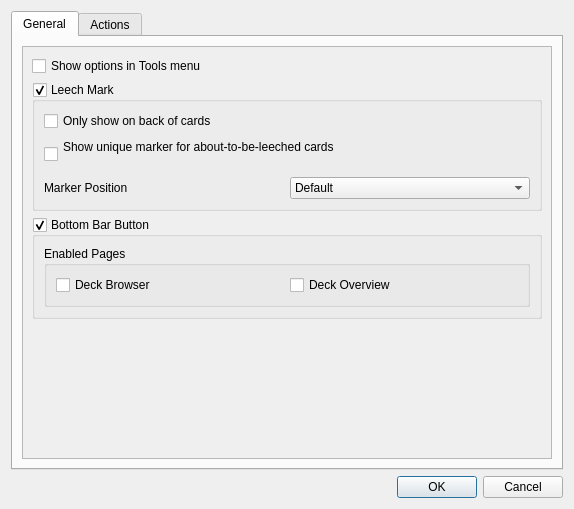
Qt form res/ui/options_dialog.ui (iamjustkoi/LeechToolkit) before a commit.
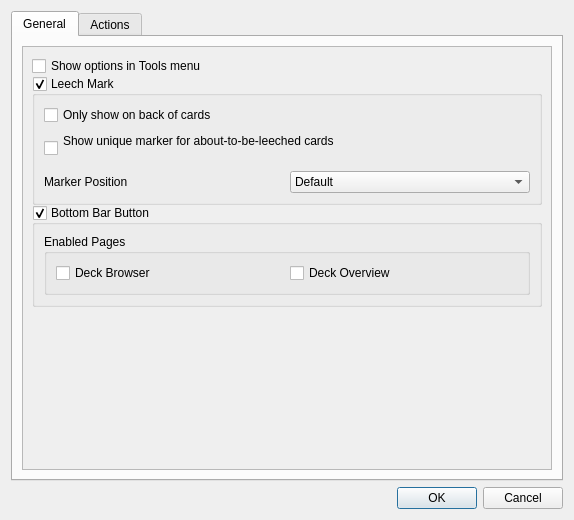
The same form after that commit.

Commit message: Moved default button outside of grouped options

```diff
--- a/res/ui/options_dialog.ui
+++ b/res/ui/options_dialog.ui
@@ -10,7 +10,7 @@
        <x>0</x>
        <y>0</y>
        <width>574</width>
-       <height>509</height>
+       <height>520</height>
    </rect>
   </property>
   <property name="windowTitle">
@@ -27,6 +27,9 @@
                    <string>General</string>
                </attribute>
                <layout class="QVBoxLayout" name="verticalLayout_3">
+                      <property name="spacing">
+                          <number>0</number>
+                      </property>
                    <item>
                        <widget class="QScrollArea" name="OptionsScrollArea">
                            <property name="widgetResizable">
@@ -41,7 +44,7 @@
                                        <x>0</x>
                                        <y>0</y>
                                        <width>530</width>
-                                       <height>244</height>
+                                          <height>232</height>
                                    </rect>
                                </property>
                                <property name="sizePolicy">
@@ -51,6 +54,9 @@
                                    </sizepolicy>
                                </property>
                                <layout class="QVBoxLayout" name="optionsScrollLayout">
+                                      <property name="spacing">
+                                          <number>0</number>
+                                      </property>
                                    <item>
                                        <widget class="QCheckBox" name="toolsOptionsCheckBox">
                                            <property name="text">
```
Left out of the diff: 15 changed lines with no effect on the pictures. Lines whose indentation alone changed are shown as unchanged. The commit also changes 9 other files.
